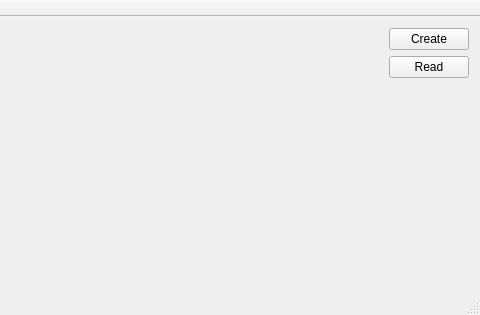
iyustlop/valvulares, file mainwindow.ui: the form before one commit; both pictures show x 441 to 921 and y 0 to 315 of the 921 by 315 pixel window.
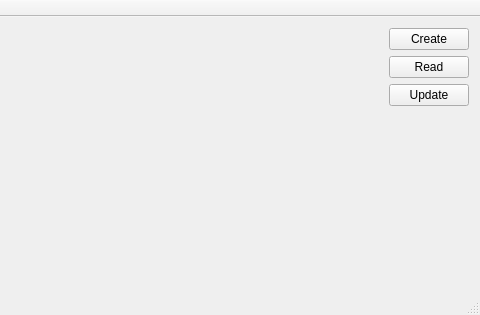
The form after the commit.

Patch:
```diff
--- a/mainwindow.ui
+++ b/mainwindow.ui
@@ -6,7 +6,7 @@
    <rect>
     <x>0</x>
     <y>0</y>
-    <width>765</width>
+    <width>786</width>
     <height>315</height>
    </rect>
   </property>
@@ -250,7 +250,7 @@
           </property>
          </widget>
         </item>
-        <item row="2" column="1">
+        <item row="3" column="1">
          <spacer name="verticalSpacer">
           <property name="orientation">
            <enum>Qt::Vertical</enum>
@@ -279,6 +279,13 @@
           </property>
          </spacer>
         </item>
+        <item row="2" column="1">
+         <widget class="QPushButton" name="pushButtonUpdate">
+          <property name="text">
+           <string>Update</string>
+          </property>
+         </widget>
+        </item>
        </layout>
       </item>
      </layout>
```
Left out of the diff: 2 changed lines with no effect on the pictures.
